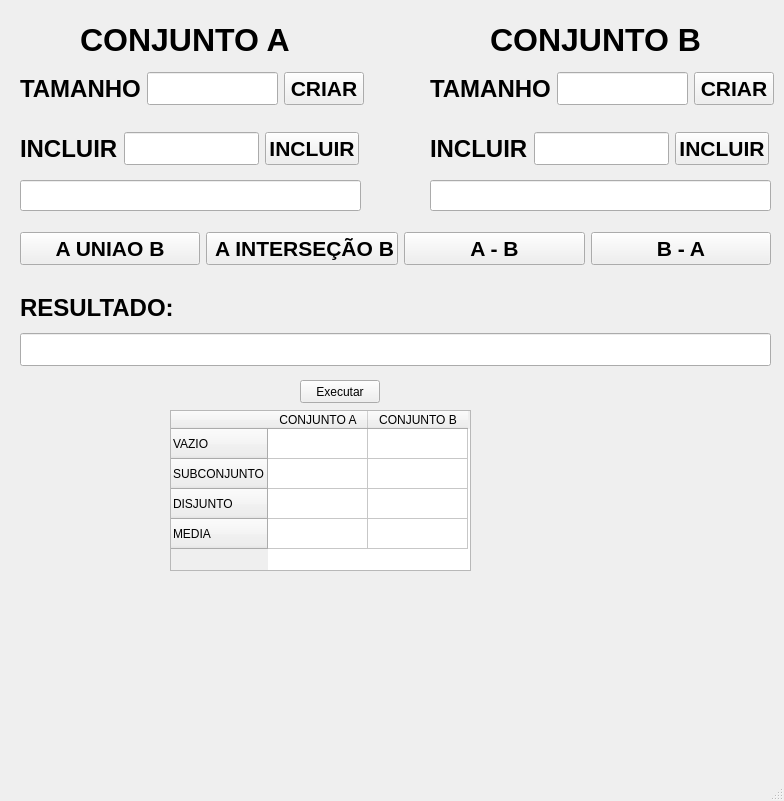
Qt form telaprincipal.ui (LeorafaelART/conjuntos1) before a commit.
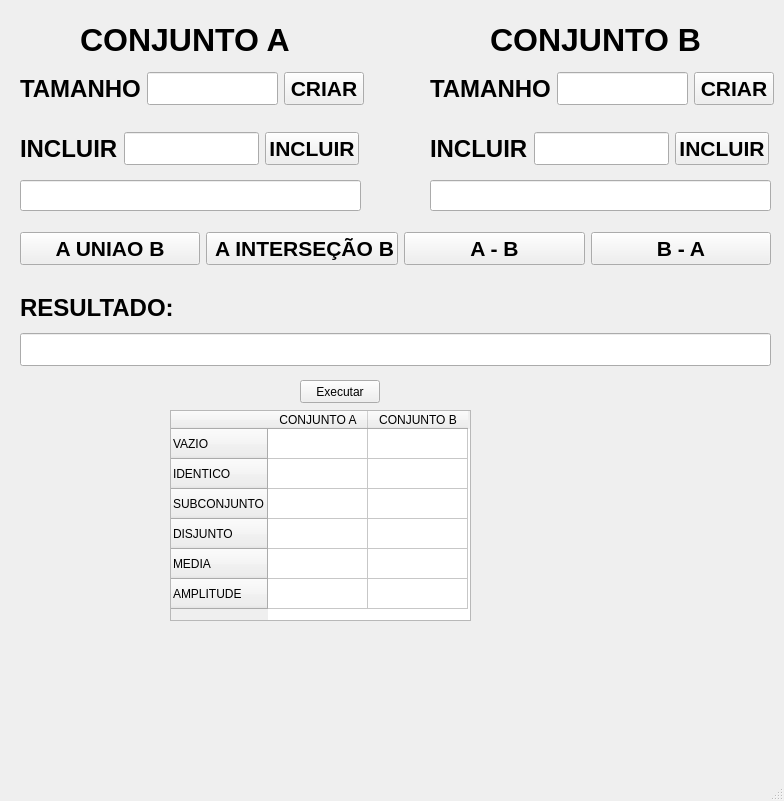
The same form after that commit.

```diff
--- a/telaprincipal.ui
+++ b/telaprincipal.ui
@@ -361,7 +361,7 @@
       <x>170</x>
       <y>410</y>
       <width>301</width>
-      <height>161</height>
+      <height>211</height>
      </rect>
     </property>
     <row>
@@ -369,6 +369,11 @@
       <string>VAZIO</string>
      </property>
     </row>
+    <row>
+     <property name="text">
+      <string>IDENTICO</string>
+     </property>
+    </row>
     <row>
      <property name="text">
       <string>SUBCONJUNTO</string>
@@ -384,6 +389,11 @@
       <string>MEDIA</string>
      </property>
     </row>
+    <row>
+     <property name="text">
+      <string>AMPLITUDE</string>
+     </property>
+    </row>
     <column>
      <property name="text">
       <string>CONJUNTO A</string>
```
